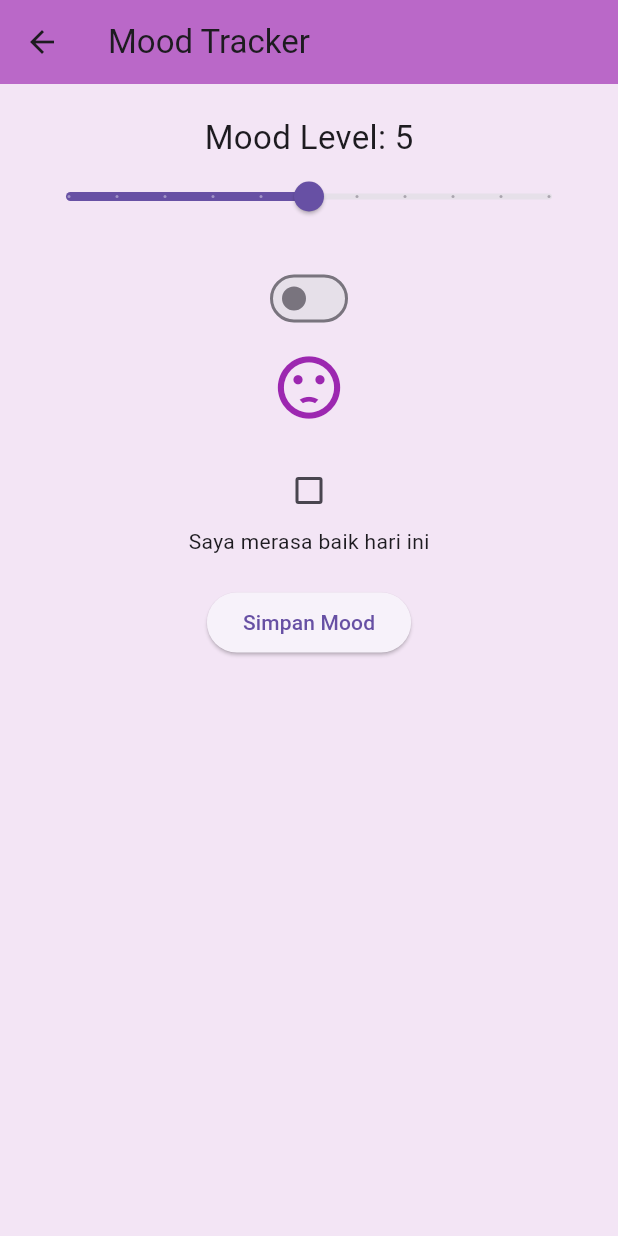
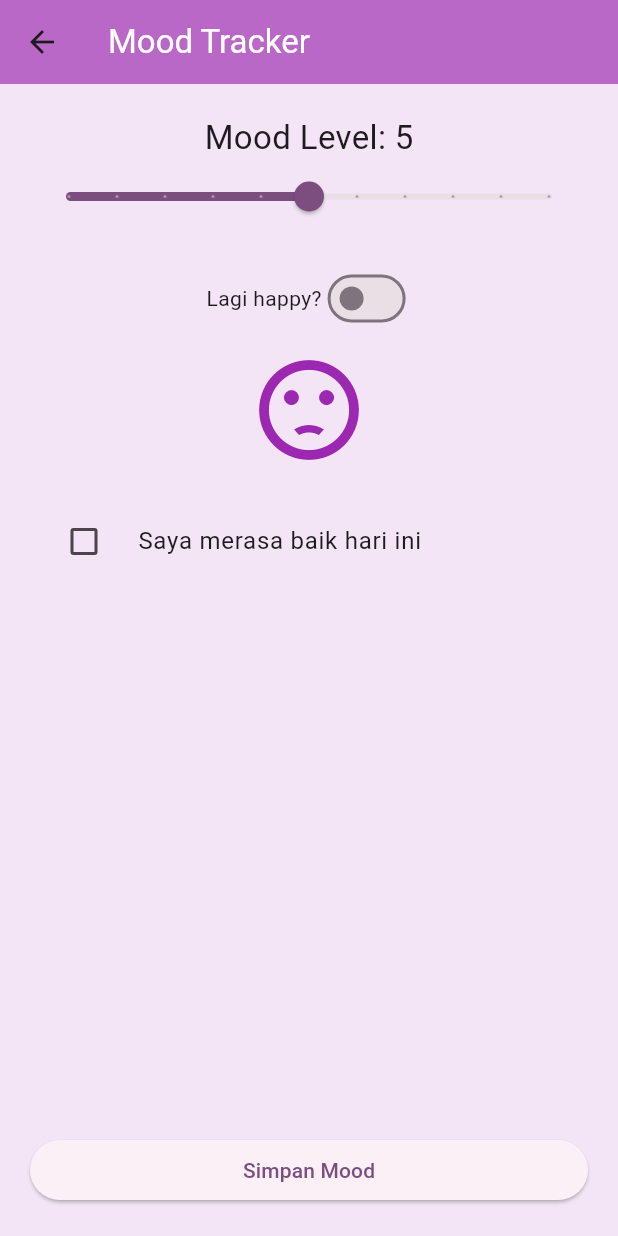
Before and after one commit to Ichasia-naza/TekmobP2, a Flutter app: the screen it shows after launch, after a tap on "Lihat Mood Hari Ini", on a phone screen of 412 x 824 dp. Run offline on Flutter 3.47's test engine with Material 3 defaults, Android fonts, the phone set to English and light mode, and no system bars; network calls fail.

Commit message:
tekmobP3

```diff
--- a/lib/main.dart
+++ b/lib/main.dart
@@ -13,10 +13,46 @@ class MyApp extends StatelessWidget {
       title: 'Lilac Mood App',
       debugShowCheckedModeBanner: false,
       theme: ThemeData(
+        useMaterial3: true,
         primarySwatch: Colors.purple,
         scaffoldBackgroundColor: const Color(0xFFF3E5F5),
+        colorScheme: ColorScheme.fromSeed(seedColor: Colors.purple),
       ),
-      home: const ProfilePage(),
+      home: const MainPage(), // Menggunakan MainPage sebagai root
+    );
+  }
+}
+
+// ================== MAIN PAGE (WITH TABS) ==================
+class MainPage extends StatefulWidget {
+  const MainPage({super.key});
+
+  @override
+  State<MainPage> createState() => _MainPageState();
+}
+
+class _MainPageState extends State<MainPage> {
+  int _currentIndex = 0;
+
+  // Daftar halaman yang akan ditampilkan
+  final List<Widget> _pages = [
+    const ProfilePage(),
+    const StudentListSection(), // Halaman tugas Praktikum 3
+  ];
+
+  @override
+  Widget build(BuildContext context) {
+    return Scaffold(
+      body: _pages[_currentIndex],
+      bottomNavigationBar: BottomNavigationBar(
+        currentIndex: _currentIndex,
+        onTap: (index) => setState(() => _currentIndex = index),
+        selectedItemColor: Colors.purple,
+        items: const [
+          BottomNavigationBarItem(icon: Icon(Icons.person), label: "Profile"),
+          BottomNavigationBarItem(icon: Icon(Icons.groups), label: "Mahasiswa"),
+        ],
+      ),
     );
   }
 }
@@ -29,7 +65,7 @@ class ProfilePage extends StatelessWidget {
   Widget build(BuildContext context) {
     return Scaffold(
       appBar: AppBar(
-        title: const Text("Lilac Profile"),
+        title: const Text("Lilac Profile", style: TextStyle(color: Colors.white)),
         backgroundColor: Colors.purple[300],
       ),
       body: ListView(
@@ -40,58 +76,44 @@ class ProfilePage extends StatelessWidget {
             backgroundColor: Colors.purple,
             child: Icon(Icons.person, size: 50, color: Colors.white),
           ),
-
           const SizedBox(height: 20),
-
           const Text(
             "Nazacia Widian",
             textAlign: TextAlign.center,
             style: TextStyle(fontSize: 22, fontWeight: FontWeight.bold),
           ),
-
           const SizedBox(height: 10),
-
-          const Text(
-            "Mahasiswa 💜",
-            textAlign: TextAlign.center,
-          ),
-
+          const Text("Mahasiswa 💜", textAlign: TextAlign.center),
           const SizedBox(height: 20),
-
           Card(
+            shape: RoundedRectangleBorder(borderRadius: BorderRadius.circular(15)),
             child: Padding(
               padding: const EdgeInsets.all(16),
               child: Column(
                 children: const [
                   Row(
                     mainAxisAlignment: MainAxisAlignment.spaceBetween,
-                    children: [
-                      Text("Hobi"),
-                      Text("Design & Coding"),
-                    ],
+                    children: [Text("Hobi"), Text("Design & Coding")],
                   ),
                   SizedBox(height: 10),
                   Row(
                     mainAxisAlignment: MainAxisAlignment.spaceBetween,
-                    children: [
-                      Text("Status"),
-                      Text("Learning Flutter"),
-                    ],
+                    children: [Text("Status"), Text("Learning Flutter")],
                   ),
                 ],
               ),
             ),
           ),
-
           const SizedBox(height: 20),
-
-          Image.network("https://picsum.photos/300", height: 150),
-
+          ClipRRect(
+            borderRadius: BorderRadius.circular(15),
+            child: Image.network("https://picsum.photos/300", height: 150, fit: BoxFit.cover),
+          ),
           const SizedBox(height: 20),
-
-          ElevatedButton(
+          ElevatedButton.icon(
             style: ElevatedButton.styleFrom(
               backgroundColor: const Color.fromARGB(255, 183, 149, 189),
+              foregroundColor: Colors.white,
             ),
             onPressed: () {
               Navigator.push(
@@ -99,7 +121,8 @@ class ProfilePage extends StatelessWidget {
                 MaterialPageRoute(builder: (_) => const MoodPage()),
               );
             },
-            child: const Text("Lihat Mood Hari Ini"),
+            icon: const Icon(Icons.emoji_emotions),
+            label: const Text("Lihat Mood Hari Ini"),
           ),
         ],
       ),
@@ -107,7 +130,84 @@ class ProfilePage extends StatelessWidget {
   }
 }
 
-// ================== STATEFUL (MOOD) ==================
+// ================== PRAKTIKUM 3: STUDENT LIST ==================
+class StudentListSection extends StatelessWidget {
+  const StudentListSection({super.key});
+
+  final List<Map<String, String>> students = const [
+    {"nama": "Helen Noy", "nim": "220101", "prodi": "Informatika"},
+    {"nama": "Farah Amaliya", "nim": "220102", "prodi": "Sistem Informasi"},
+    {"nama": "Citra Gita", "nim": "220103", "prodi": "Teknik Elektro"},
+    {"nama": "Fathir Firmansyah", "nim": "220104", "prodi": "Informatika"},
+    {"nama": "Famuh", "nim": "220105", "prodi": "Teknik Mesin"},
+    {"nama": "Hafizan Zaky", "nim": "220106", "prodi": "Sistem Informasi"},
+    {"nama": "Laura Olivia", "nim": "220107", "prodi": "Informatika"},
+    {"nama": "Mokessa Della", "nim": "220108", "prodi": "Sistem Informasi"},
+    {"nama": "Nabila Takiyah", "nim": "220109", "prodi": "Teknik Sipil"},
+    {"nama": "Roni Parulian", "nim": "220110", "prodi": "Informatika"},
+  ];
+
+  @override
+  Widget build(BuildContext context) {
+    return Scaffold(
+      appBar: AppBar(
+        title: const Text("Daftar Mahasiswa", style: TextStyle(color: Colors.white)),
+        backgroundColor: Colors.purple[300],
+      ),
+      body: Column(
+        children: [
+          Padding(
+            padding: const EdgeInsets.all(16.0),
+            child: Row(
+              children: [
+                const Text("Data Mahasiswa", style: TextStyle(fontSize: 18, fontWeight: FontWeight.bold)),
+                const Spacer(),
+                const Icon(Icons.filter_list, color: Colors.purple),
+              ],
+            ),
+          ),
+          Expanded(
+            child: ListView.builder(
+              itemCount: students.length,
+              padding: const EdgeInsets.symmetric(horizontal: 16),
+              itemBuilder: (context, index) {
+                return Card(
+                  margin: const EdgeInsets.only(bottom: 12),
+                  elevation: 2,
+                  shape: RoundedRectangleBorder(borderRadius: BorderRadius.circular(15)),
+                  child: Padding(
+                    padding: const EdgeInsets.all(12.0),
+                    child: Row(
+                      children: [
+                        CircleAvatar(
+                          backgroundColor: Colors.purple[100],
+                          child: Text(students[index]['nama']![0], style: const TextStyle(color: Colors.purple, fontWeight: FontWeight.bold)),
+                        ),
+                        const SizedBox(width: 15),
+                        Expanded(
+                          child: Column(
+                            crossAxisAlignment: CrossAxisAlignment.start,
+                            children: [
+                              Text(students[index]['nama']!, style: const TextStyle(fontWeight: FontWeight.bold, fontSize: 16)),
+                              Text("NIM: ${students[index]['nim']}", style: TextStyle(color: Colors.grey[600])),
+                            ],
+                          ),
+                        ),
+                        Text(students[index]['prodi']!, style: const TextStyle(color: Colors.purple, fontSize: 12, fontWeight: FontWeight.w500)),
+                      ],
+                    ),
+                  ),
+                );
+              },
+            ),
+          ),
+        ],
+      ),
+    );
+  }
+}
+
+// ================== STATEFUL (MOOD TRACKER) ==================
 class MoodPage extends StatefulWidget {
   const MoodPage({super.key});
 
@@ -124,65 +224,46 @@ class _MoodPageState extends State<MoodPage> {
   Widget build(BuildContext context) {
     return Scaffold(
       appBar: AppBar(
-        title: const Text("Mood Tracker"),
+        title: const Text("Mood Tracker", style: TextStyle(color: Colors.white)),
         backgroundColor: Colors.purple[300],
       ),
       body: Padding(
         padding: const EdgeInsets.all(20),
         child: Column(
           children: [
-            Text(
-              "Mood Level: $moodLevel",
-              style: const TextStyle(fontSize: 22),
-            ),
-
+            Text("Mood Level: $moodLevel", style: const TextStyle(fontSize: 22)),
             Slider(
               value: moodLevel.toDouble(),
-              min: 0,
-              max: 10,
-              divisions: 10,
-              onChanged: (value) {
-                setState(() {
-                  moodLevel = value.toInt();
-                });
-              },
+              min: 0, max: 10, divisions: 10,
+              onChanged: (value) => setState(() => moodLevel = value.toInt()),
             ),
-
             const SizedBox(height: 20),
-
+            Row(
+              mainAxisAlignment: MainAxisAlignment.center,
+              children: [
+                const Text("Lagi happy?"),
                 Switch(
                   value: isHappy,
-              onChanged: (value) {
-                setState(() {
-                  isHappy = value;
-                });
-              },
+                  onChanged: (value) => setState(() => isHappy = value),
                 ),
-
+              ],
+            ),
             const SizedBox(height: 10),
-
             Icon(
-              isHappy ? Icons.sentiment_satisfied : Icons.sentiment_dissatisfied,
-              size: 50,
-              color: Colors.purple,
+              isHappy ? Icons.sentiment_satisfied_alt : Icons.sentiment_dissatisfied,
+              size: 80, color: Colors.purple,
             ),
-
             const SizedBox(height: 20),
-
-            Checkbox(
+            CheckboxListTile(
+              title: const Text("Saya merasa baik hari ini"),
               value: isChecked,
-              onChanged: (value) {
-                setState(() {
-                  isChecked = value!;
-                });
-              },
+              onChanged: (value) => setState(() => isChecked = value!),
+              controlAffinity: ListTileControlAffinity.leading,
             ),
-
-            const Text("Saya merasa baik hari ini"),
-
-            const SizedBox(height: 20),
-
-            ElevatedButton(
+            const Spacer(),
+            SizedBox(
+              width: double.infinity,
+              child: ElevatedButton(
                 onPressed: () {
                   ScaffoldMessenger.of(context).showSnackBar(
                     const SnackBar(content: Text("Mood tersimpan! 💜")),
@@ -190,6 +271,7 @@ class _MoodPageState extends State<MoodPage> {
                 },
                 child: const Text("Simpan Mood"),
               ),
+            ),
           ],
         ),
       ),
```
Lines whose indentation alone changed are shown as unchanged.
